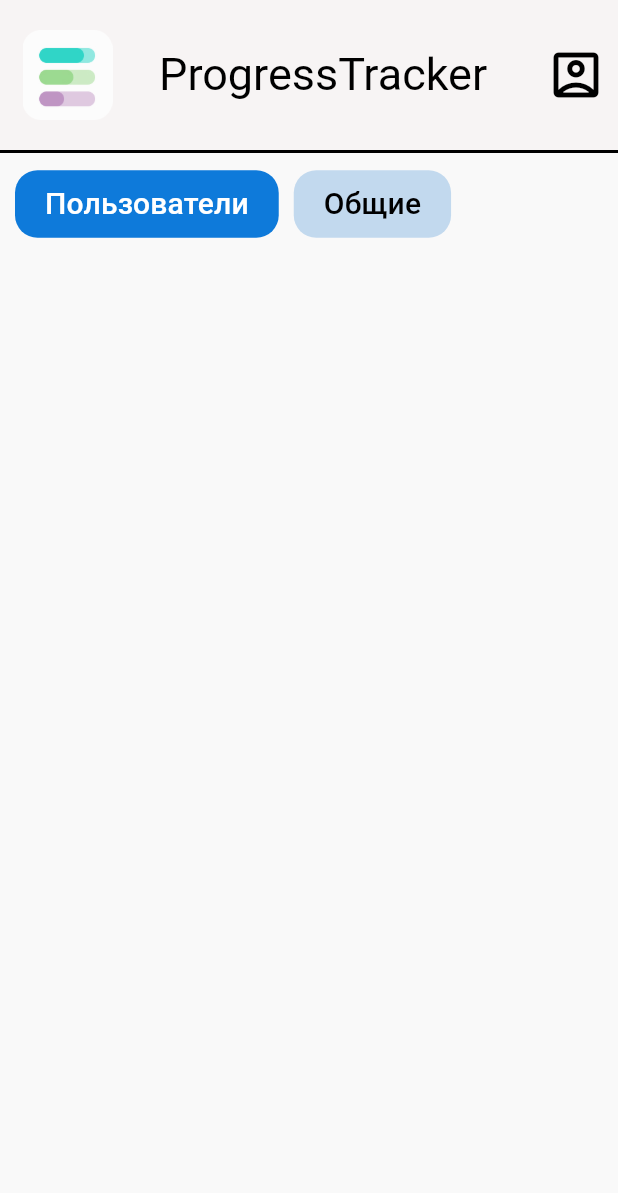
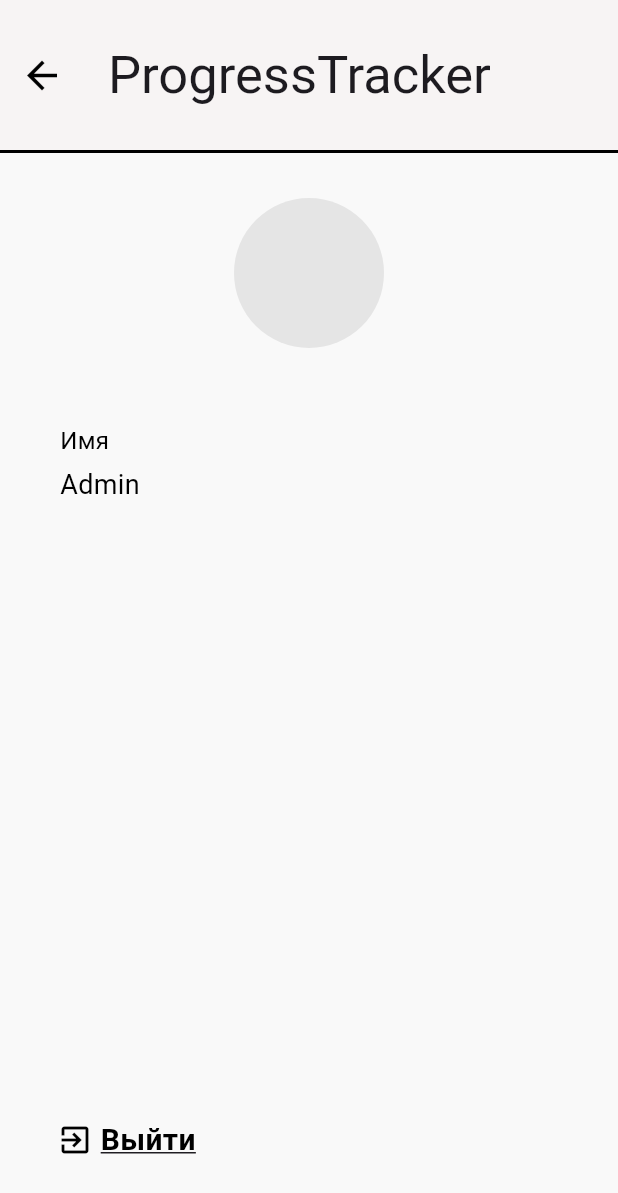
Before and after one commit to DureevaElena/ProgressTrackerapp_client, a Flutter app: the AdminUsersScreen screen opened by its route, after a tap on the "account box" icon, on a phone screen of 412 x 824 dp. Shown: the top 1193 px of the screen. Run offline on Flutter 3.47's test engine with Material 3 defaults, Android fonts, the phone set to English and light mode, and no system bars; missing offline and left inert: appmetrica_plugin; Roboto replaces fonts that are missing (Montserrat).

Commit message:
личный кабинет админа

```diff
--- /dev/null
+++ b/lib/admin_personal_information_screen.dart
@@ -0,0 +1,108 @@
+import 'package:flutter/material.dart';
+
+class AdminPersonalInformationScreen extends StatelessWidget {
+  const AdminPersonalInformationScreen({Key? key}) : super(key: key);
+
+  @override
+  Widget build(BuildContext context) {
+    return Scaffold(
+      appBar: AppBar(
+        toolbarHeight: 100,
+        leading: IconButton(
+          onPressed: (){
+            Navigator.pop(context);
+        }, icon: const Icon(
+          Icons.arrow_back,
+          color: Colors.black ,
+          size: 30,
+          ),
+        ),
+        title: const Text('ProgressTracker',
+        style: TextStyle(
+          fontFamily: 'Montserrat',
+          fontSize: 35)
+        ),
+        bottom: PreferredSize(
+          preferredSize: Size.fromHeight(2.0),
+          child: Container(
+            color: Colors.black,
+            height: 2.0,
+          ),
+        ),
+      ),
+      body: Padding(
+        padding: const EdgeInsets.all(30.0),
+        child: Column(
+          children: [
+
+            Container(
+              height: 100,
+              width: 100,
+              decoration: const BoxDecoration(
+                color: Color.fromARGB(255, 229,229,229),
+                shape: BoxShape.circle,
+              ),
+            ),
+
+            SizedBox(height: 50,),
+            const Padding(padding: EdgeInsets.only(left: 10),
+            child: Align(
+              alignment: Alignment.centerLeft,
+                child: Text('Имя',
+                  style: TextStyle(
+                    fontSize: 16,
+                    color: Colors.black,
+                  ),
+                ),
+              ),
+            ),
+            SizedBox(height: 5,),
+            const Padding(padding: EdgeInsets.only(left: 10),
+            child: Align(
+              alignment: Alignment.centerLeft,
+                child: Text('Admin',
+                  style: TextStyle(
+                    fontSize: 18,
+                    color: Colors.black,
+                  ),
+                ),
+              ),
+            ),
+
+
+
+            SizedBox(height: 400,),
+
+            Align(
+              alignment: Alignment.bottomLeft,
+              child: IconButton(
+                onPressed: () {
+                Navigator.pushNamed(context, '/HomeScreenUnauthorizedUser');
+                },
+                icon: const Row(
+                  mainAxisSize: MainAxisSize.min,
+                  children: [
+                    Icon(
+                      Icons.exit_to_app,
+                      color: Colors.black,
+                    ),
+                    SizedBox(width: 5),
+                    Text(
+                      'Выйти',
+                      style: TextStyle(
+                        decoration: TextDecoration.underline,
+                        color: Colors.black,
+                        fontSize: 20,
+                        fontWeight: FontWeight.bold,
+                      ),
+                    ),
+                  ],
+                ),
+              ),
+            ),
+          ],
+        ),
+      ),
+    );
+  }
+}
--- a/lib/admin_users_screen.dart
+++ b/lib/admin_users_screen.dart
@@ -21,7 +21,7 @@ class AdminUsersScreen extends StatelessWidget {
         ),
         actions: [
           IconButton(onPressed: (){
-            //Navigator.pushNamed(context, '/PersonalInformationUserScreen');
+            Navigator.pushNamed(context, '/AdminPersonalInformationScreen');
           },
           icon: Icon(Icons.account_box_outlined),
           color: Colors.black,
--- a/lib/main.dart
+++ b/lib/main.dart
@@ -2,6 +2,7 @@ import 'package:flutter/material.dart';
 
 
 import 'package:appmetrica_plugin/appmetrica_plugin.dart';
+import 'package:progresstrackerapp/admin_personal_information_screen.dart';
 import 'package:progresstrackerapp/admin_users_screen.dart';
 
 import 'authorization_form_screen.dart';
@@ -73,6 +74,7 @@ class MyApp extends StatelessWidget {
         '/ViewCommunityGoalStagesScreen':(context) => const ViewCommunityGoalStagesScreen(),
         '/CurrentGoalsScreen':(context) => const CurrentGoalsScreen(),
         '/AdminUsersScreen':(context) => const AdminUsersScreen(),
+        '/AdminPersonalInformationScreen':(context) => const AdminPersonalInformationScreen(),
       },
     );
   }
```
